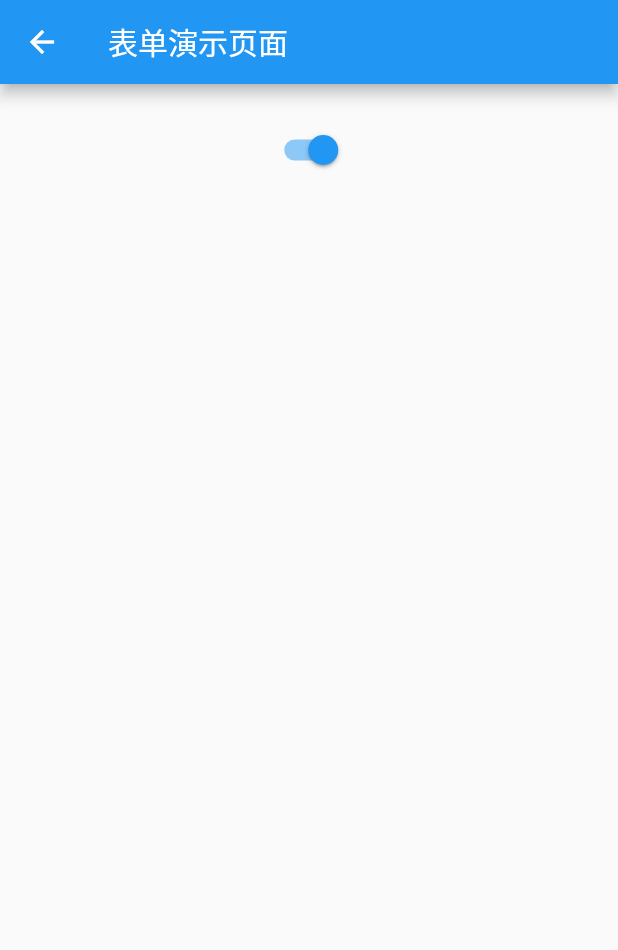
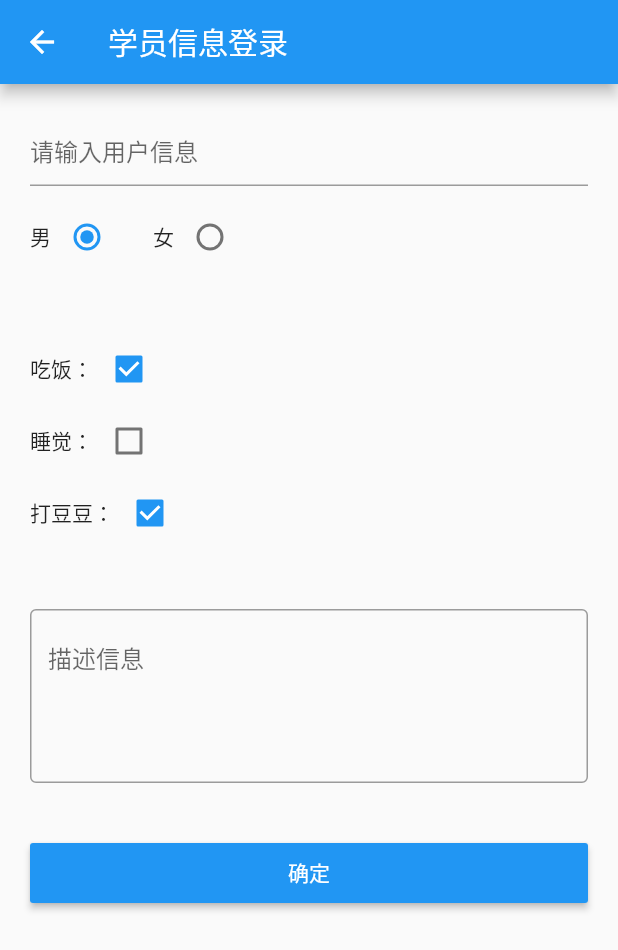
Before and after one commit to LFNHHHHH/Flutter-Study, a Flutter app: the screen it shows after launch, on a phone screen of 412 x 824 dp. Shown: the top 950 px of the screen. Run offline on Flutter 3.47's test engine with Material 2 defaults, Android fonts, the phone set to English and light mode, and no system bars.

Commit message:
表单组件实现一个简单的学员登记系统

```diff
--- a/lib/pages/TextField.dart
+++ b/lib/pages/TextField.dart
@@ -8,13 +8,39 @@ class TextFieldDemoPage extends StatefulWidget {
 }
 
 class _TextFieldDemoPageState extends State<TextFieldDemoPage> {
-  bool flag = true;
+  String username;
+  int sex = 1;
+  String info;
+
+  List hobby = [
+    {"checked": true, "title": "吃饭"},
+    {"checked": false, "title": "睡觉"},
+    {"checked": true, "title": "打豆豆"},
+  ];
+
+  List<Widget> _getHobby() {
+    List<Widget> tempList = [];
+
+    for (var i = 0; i < this.hobby.length; i++) {
+      tempList.add(Row(children: <Widget>[
+        Text(this.hobby[i]["title"] + "："),
+        Checkbox(
+            value: this.hobby[i]["checked"],
+            onChanged: (v) {
+              setState(() {
+                this.hobby[i]["checked"] = v;
+              });
+            })
+      ]));
+    }
+    return tempList;
+  }
 
   @override
   Widget build(BuildContext context) {
     return Scaffold(
         appBar: AppBar(
-          title: Text('表单演示页面'),
+          title: Text('学员信息登录'),
         ),
         body: ListView(
           children: <Widget>[
@@ -22,13 +48,77 @@ class _TextFieldDemoPageState extends State<TextFieldDemoPage> {
               padding: EdgeInsets.all(20),
               child: Column(
                 children: <Widget>[
-                  Switch(
-                      value: this.flag,
-                      onChanged: (v) {
-                        this.setState(() {
-                          this.flag = v;
-                        });
-                      })
+                  // 姓名
+                  TextField(
+                    decoration: InputDecoration(hintText: '请输入用户信息'),
+                    onChanged: (value) {
+                      this.setState(() {
+                        this.username = value;
+                      });
+                    },
+                  ),
+                  SizedBox(height: 10),
+
+                  // 性别
+                  Row(
+                    children: <Widget>[
+                      Text('男'),
+                      Radio(
+                          value: 1,
+                          groupValue: this.sex,
+                          onChanged: (v) {
+                            this.setState(() {
+                              this.sex = v;
+                            });
+                          }),
+                      SizedBox(width: 20),
+                      Text('女'),
+                      Radio(
+                          value: 2,
+                          groupValue: this.sex,
+                          onChanged: (v) {
+                            this.setState(() {
+                              this.sex = v;
+                            });
+                          }),
+                    ],
+                  ),
+                  SizedBox(height: 40),
+
+                  // 爱好
+                  Column(
+                    children: this._getHobby(),
+                  ),
+                  SizedBox(height: 40),
+
+                  // 描述信息
+                  TextField(
+                    maxLines: 4,
+                    decoration: InputDecoration(
+                        hintText: '描述信息', border: OutlineInputBorder()),
+                    onChanged: (value) {
+                      this.setState(() {
+                        this.info = value;
+                      });
+                    },
+                  ),
+                  SizedBox(height: 40),
+
+                  // 提交按钮
+                  Container(
+                    width: double.infinity,
+                    height: 40,
+                    child: RaisedButton(
+                        child: Text('确定'),
+                        color: Colors.blue,
+                        textColor: Colors.white,
+                        onPressed: () {
+                          print(this.username);
+                          print(this.sex);
+                          print(this.hobby);
+                          print(this.info);
+                        }),
+                  ),
                 ],
               ),
             )
```
